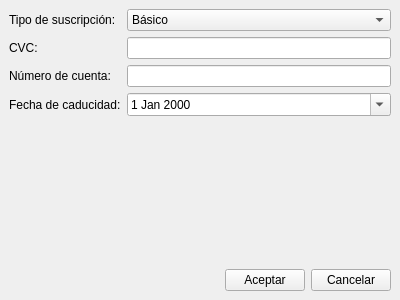
Qt form src/vista/ui/RenovarSuscripcion.ui (OscaarMG/campasgym) before a commit.
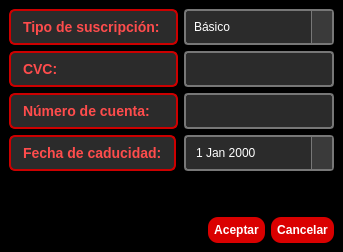
The same form after that commit.

Commit message: Registros, suscripcion, solicitar dieta y rutina, clases disp

```diff
--- a/src/vista/ui/RenovarSuscripcion.ui
+++ b/src/vista/ui/RenovarSuscripcion.ui
@@ -7,18 +7,40 @@
     <x>0</x>
     <y>0</y>
     <width>400</width>
-    <height>300</height>
+    <height>0</height>
    </rect>
   </property>
   <property name="windowTitle">
    <string>Renovar Suscripción</string>
   </property>
+  <property name="styleSheet">
+   <string notr="true">background-color:#000000;</string>
+  </property>
   <widget class="QWidget" name="centralwidget">
    <layout class="QVBoxLayout" name="verticalLayout">
     <item>
      <layout class="QFormLayout" name="formLayout">
       <item row="0" column="0">
        <widget class="QLabel" name="labelTipo">
+        <property name="minimumSize">
+         <size>
+          <width>169</width>
+          <height>0</height>
+         </size>
+        </property>
+        <property name="styleSheet">
+         <string notr="true">QLabel {
+    background-color: #2b2b2b;     
+    color: #ff4c4c;              
+    border: 2px solid #cc0000;     
+    padding: 8px;
+    font-size: 14px;
+    font-weight: bold;
+    border-radius: 6px;
+}
+
+</string>
+        </property>
         <property name="text">
          <string>Tipo de suscripción:</string>
         </property>
@@ -26,6 +48,31 @@
       </item>
       <item row="0" column="1">
        <widget class="QComboBox" name="comboBoxTipo">
+        <property name="styleSheet">
+         <string notr="true">QComboBox {
+    background-color: #2b2b2b;   
+    color: white;                    
+    border: 1.5px solid #777777;     
+    padding: 8px;
+    border-radius: 4px;
+}
+
+QComboBox::drop-down {
+    subcontrol-origin: padding;
+    subcontrol-position: top right;
+    width: 20px;
+    border-left: 1px solid #777777;
+    background-color: #3a3a3a;
+}
+
+QComboBox QAbstractItemView {
+    background-color: #2b2b2b;
+    color: white;
+    selection-background-color: #444444;
+    selection-color: #ff4c4c;     
+    border: 1px solid #555555;
+}</string>
+        </property>
         <item>
          <property name="text">
           <string>Básico</string>
@@ -40,6 +87,30 @@
       </item>
       <item row="1" column="0">
        <widget class="QLabel" name="labelCVC">
+        <property name="minimumSize">
+         <size>
+          <width>169</width>
+          <height>0</height>
+         </size>
+        </property>
+        <property name="maximumSize">
+         <size>
+          <width>23412</width>
+          <height>16777215</height>
+         </size>
+        </property>
+        <property name="styleSheet">
+         <string notr="true">QLabel {
+    background-color: #2b2b2b;     
+    color: #ff4c4c;              
+    border: 2px solid #cc0000;     
+    padding: 8px;
+    font-size: 14px;
+    font-weight: bold;
+    border-radius: 6px;
+}
+</string>
+        </property>
         <property name="text">
          <string>CVC:</string>
         </property>
@@ -47,6 +118,24 @@
       </item>
       <item row="1" column="1">
        <widget class="QLineEdit" name="lineEditCVC">
+        <property name="minimumSize">
+         <size>
+          <width>150</width>
+          <height>0</height>
+         </size>
+        </property>
+        <property name="styleSheet">
+         <string notr="true">QLineEdit {
+    background-color: #2b2b2b;      
+    color: white;                   
+    border: 1.5px solid #777777;     
+    padding: 8px;
+    border-radius: 4px;
+    selection-background-color: #444444;
+    selection-color: #ff4c4c;        
+}
+</string>
+        </property>
         <property name="maxLength">
          <number>3</number>
         </property>
@@ -54,16 +143,59 @@
       </item>
       <item row="2" column="0">
        <widget class="QLabel" name="labelCuenta">
+        <property name="minimumSize">
+         <size>
+          <width>169</width>
+          <height>0</height>
+         </size>
+        </property>
+        <property name="styleSheet">
+         <string notr="true">QLabel {
+    background-color: #2b2b2b;     
+    color: #ff4c4c;              
+    border: 2px solid #cc0000;     
+    padding: 8px;
+    font-size: 14px;
+    font-weight: bold;
+    border-radius: 6px;
+}
+</string>
+        </property>
         <property name="text">
          <string>Número de cuenta:</string>
         </property>
        </widget>
       </item>
       <item row="2" column="1">
-       <widget class="QLineEdit" name="lineEditCuenta"/>
+       <widget class="QLineEdit" name="lineEditCuenta">
+        <property name="styleSheet">
+         <string notr="true">QLineEdit {
+    background-color: #2b2b2b;       /* Fondo gris oscuro */
+    color: white;                    /* Texto blanco */
+    border: 1.5px solid #777777;     /* Borde gris medio */
+    padding: 8px;
+    border-radius: 4px;
+    selection-background-color: #444444;
+    selection-color: #ff4c4c;        /* Selección de texto en rojo intenso */
+}
+</string>
+        </property>
+       </widget>
       </item>
       <item row="3" column="0">
        <widget class="QLabel" name="labelCaducidad">
+        <property name="styleSheet">
+         <string notr="true">QLabel {
+    background-color: #2b2b2b;     
+    color: #ff4c4c;              
+    border: 2px solid #cc0000;     
+    padding: 8px;
+    font-size: 14px;
+    font-weight: bold;
+    border-radius: 6px;
+}
+</string>
+        </property>
         <property name="text">
          <string>Fecha de caducidad:</string>
         </property>
@@ -71,6 +203,37 @@
       </item>
       <item row="3" column="1">
        <widget class="QDateEdit" name="dateEditCaducidad">
+        <property name="styleSheet">
+         <string notr="true">QDateEdit {
+    background-color: #2b2b2b;     
+    color: white;                  
+    border: 1.5px solid #777777;    
+    padding: 8px;
+    border-radius: 4px;
+    selection-background-color: #444444;
+    selection-color: #ff4c4c;        
+}
+
+QDateEdit::drop-down {
+    subcontrol-origin: padding;
+    subcontrol-position: top right;
+    width: 20px;
+    border-left: 1px solid #777777;
+    background-color: #3a3a3a;
+}
+
+QCalendarWidget {
+    background-color: #2b2b2b;
+    color: white;
+    border: 1px solid #555555;
+}
+
+QCalendarWidget QAbstractItemView {
+    selection-background-color: #444444;
+    selection-color: #ff4c4c;
+}
+</string>
+        </property>
         <property name="calendarPopup">
          <bool>true</bool>
         </property>
@@ -78,6 +241,19 @@
       </item>
      </layout>
     </item>
+    <item>
+     <spacer name="verticalSpacer">
+      <property name="orientation">
+       <enum>Qt::Vertical</enum>
+      </property>
+      <property name="sizeHint" stdset="0">
+       <size>
+        <width>20</width>
+        <height>40</height>
+       </size>
+      </property>
+     </spacer>
+    </item>
     <item>
      <layout class="QHBoxLayout" name="buttonLayout">
       <item>
@@ -85,19 +261,30 @@
         <property name="orientation">
          <enum>Qt::Horizontal</enum>
         </property>
-        <property name="sizeType">
-         <enum>QSizePolicy::Expanding</enum>
-        </property>
         <property name="sizeHint" stdset="0">
          <size>
-          <width>0</width>
-          <height>0</height>
+          <width>40</width>
+          <height>20</height>
          </size>
         </property>
        </spacer>
       </item>
       <item>
        <widget class="QPushButton" name="pushButtonAceptar">
+        <property name="styleSheet">
+         <string notr="true">QPushButton {
+    background-color: #da0000;
+    color: white;
+    border-radius: 10px;
+    padding: 6px;
+    font-size: 12px;
+    font-weight: bold;
+}
+
+QPushButton:hover {
+    background-color: #aa0000;
+}</string>
+        </property>
         <property name="text">
          <string>Aceptar</string>
         </property>
@@ -105,6 +292,20 @@
       </item>
       <item>
        <widget class="QPushButton" name="pushButtonCancelar">
+        <property name="styleSheet">
+         <string notr="true">QPushButton {
+    background-color: #da0000;
+    color: white;
+    border-radius: 10px;
+    padding: 6px;
+    font-size: 12px;
+    font-weight: bold;
+}
+
+QPushButton:hover {
+    background-color: #aa0000;
+}</string>
+        </property>
         <property name="text">
          <string>Cancelar</string>
         </property>
```
The commit also changes 5 other files.
